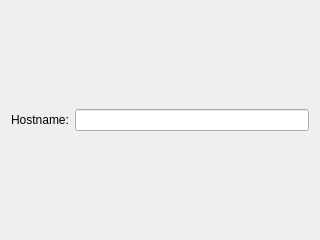
Qt form plasma-applet-apcups/ApcUpsPlasmoidConfiguration.ui (licehunter/plasma-apcups) before a commit.
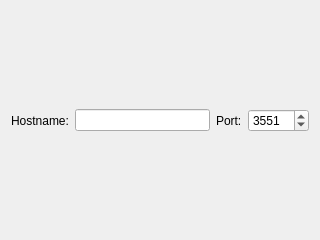
The same form after that commit.

Commit message:
Added support for specifying a port number
As of this version, a port number other than 3551 may be used.
This is done by changing the dataengine interface so that source
names are now optionally of the form host:port. If the :port
part is missing, port 3551 is assumed.

Diff of the .ui file:
```diff
--- a/plasma-applet-apcups/ApcUpsPlasmoidConfiguration.ui
+++ b/plasma-applet-apcups/ApcUpsPlasmoidConfiguration.ui
@@ -42,6 +42,29 @@
      <item>
       <widget class="QLineEdit" name="hostname"/>
      </item>
+     <item>
+      <widget class="QLabel" name="label_2">
+       <property name="text">
+        <string>Port:</string>
+       </property>
+       <property name="buddy">
+        <cstring>port</cstring>
+       </property>
+      </widget>
+     </item>
+     <item>
+      <widget class="QSpinBox" name="port">
+       <property name="minimum">
+        <number>1</number>
+       </property>
+       <property name="maximum">
+        <number>65535</number>
+       </property>
+       <property name="value">
+        <number>3551</number>
+       </property>
+      </widget>
+     </item>
     </layout>
    </item>
    <item>
```
Left out of the diff: 4 changed lines with no effect on the pictures. The commit also changes 8 other files.
